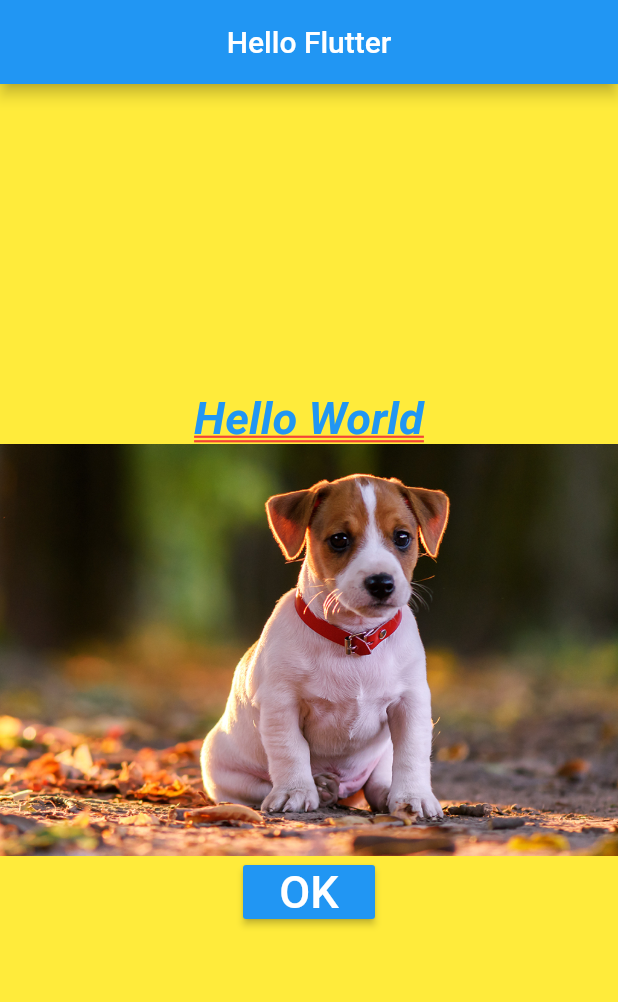
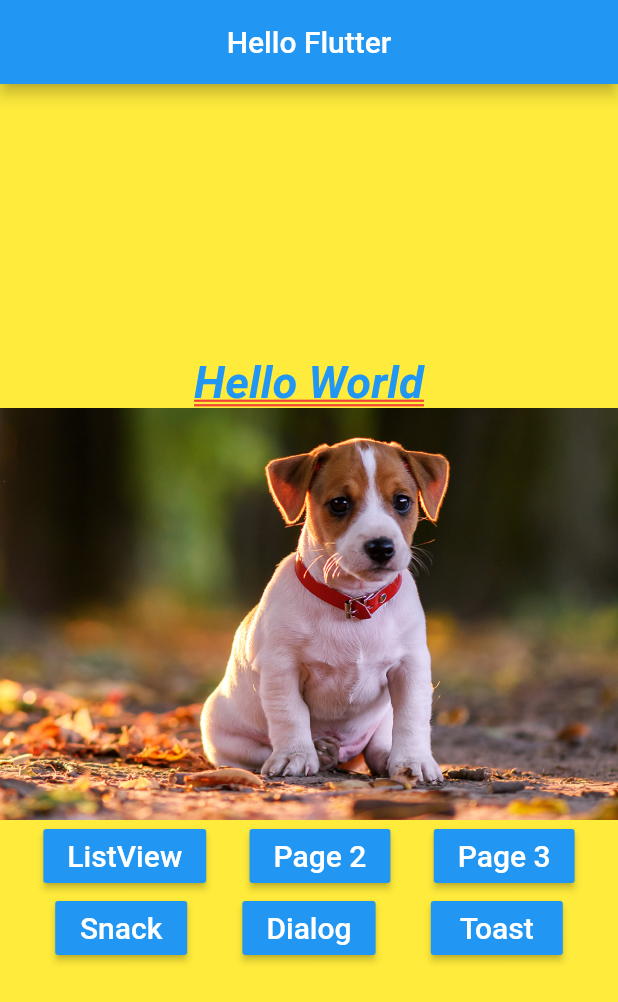
Before and after one commit to mauro-santos/flutter_hello1, a Flutter app: the screen it shows after launch, on a phone screen of 412 x 824 dp. Shown: the top 1002 px of the screen. Run offline on Flutter 3.47's test engine with Material 2 defaults, Android fonts, the phone set to English and light mode, and no system bars.

Commit message:
- Row com MainAxisAlignment.spaceEvenly e buttons.

```diff
--- a/lib/home_page.dart
+++ b/lib/home_page.dart
@@ -23,20 +23,43 @@ class HomePage extends StatelessWidget {
         children: <Widget>[
           _text(),
           _img(),
-          _button(),
+          _buttons(),
         ],
       ),
     );
   }
 
-  _button() {
+  _buttons() {
+    return Column(
+      children: <Widget>[
+        Row(
+          mainAxisAlignment: MainAxisAlignment.spaceEvenly,
+          children: <Widget>[
+            _button("ListView"),
+            _button("Page 2"),
+            _button("Page 3"),
+          ],
+        ),
+        Row(
+          mainAxisAlignment: MainAxisAlignment.spaceEvenly,
+          children: <Widget>[
+            _button("Snack"),
+            _button("Dialog"),
+            _button("Toast"),
+          ],
+        ),
+      ],
+    );
+  }
+
+  _button(String text) {
     return RaisedButton(
       color: Colors.blue,
       child: Text(
-        "OK",
+        text,
         style: TextStyle(
           color: Colors.white,
-          fontSize: 30,
+          fontSize: 20,
         ),
       ),
       onPressed: () {
```
